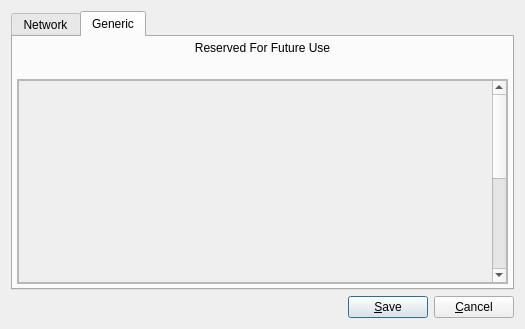
The window that branches/abhijit/Ui/config.ui (KarenMarkosyan/qttwitter) describes before a commit, drawn with Qt 5.
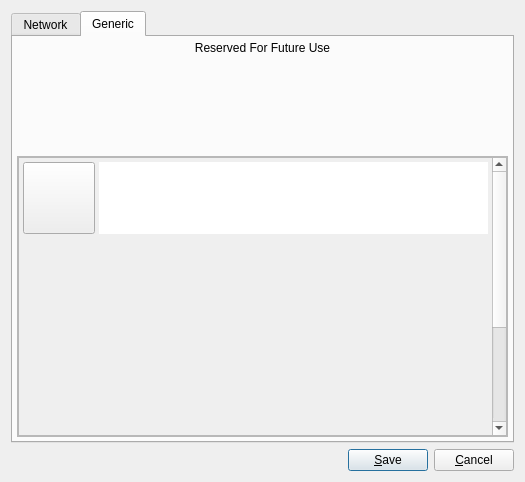
The same window after the commit. Icons and pictures are not drawn. Custom widgets are drawn as their Qt base class.

What changed in the file:
```diff
--- a/branches/abhijit/Ui/config.ui
+++ b/branches/abhijit/Ui/config.ui
@@ -10,7 +10,7 @@
     <x>0</x>
     <y>0</y>
     <width>525</width>
-    <height>329</height>
+    <height>482</height>
    </rect>
   </property>
   <property name="windowTitle">
@@ -277,7 +277,7 @@
             <x>0</x>
             <y>0</y>
             <width>491</width>
-            <height>200</height>
+            <height>276</height>
            </rect>
           </property>
           <layout class="QVBoxLayout" name="verticalLayout_3">
@@ -301,10 +301,10 @@
                 <x>0</x>
                 <y>0</y>
                 <width>472</width>
-                <height>417</height>
+                <height>444</height>
                </rect>
               </property>
-              <layout class="QVBoxLayout" name="verticalLayout_4" stretch="3,3,3,3,3,3,3,3">
+              <layout class="QVBoxLayout" name="verticalLayout_4" stretch="0,3,3,3,3,3,3,3">
                <property name="spacing">
                 <number>3</number>
                </property>
@@ -314,21 +314,101 @@
                <item>
                 <widget class="QWidget" name="widget_2" native="true">
                  <property name="sizePolicy">
-                  <sizepolicy hsizetype="Minimum" vsizetype="Minimum">
-                   <horstretch>0</horstretch>
-                   <verstretch>0</verstretch>
+                  <sizepolicy hsizetype="Expanding" vsizetype="Expanding">
+                   <horstretch>1</horstretch>
+                   <verstretch>1</verstretch>
                   </sizepolicy>
                  </property>
                  <property name="minimumSize">
                   <size>
                    <width>325</width>
-                   <height>49</height>
+                   <height>76</height>
+                  </size>
+                 </property>
+                 <property name="maximumSize">
+                  <size>
+                   <width>1280</width>
+                   <height>1024</height>
+                  </size>
+                 </property>
+                 <property name="sizeIncrement">
+                  <size>
+                   <width>0</width>
+                   <height>0</height>
+                  </size>
+                 </property>
+                 <property name="baseSize">
+                  <size>
+                   <width>0</width>
+                   <height>0</height>
                   </size>
                  </property>
                  <property name="styleSheet">
                   <string>background-image: url(:/globalStyle/work_area.png);
 font: 10pt &quot;Lucida Grande&quot;;</string>
                  </property>
+                 <layout class="QHBoxLayout" name="horizontalLayout_2" stretch="0,0">
+                  <property name="spacing">
+                   <number>4</number>
+                  </property>
+                  <property name="sizeConstraint">
+                   <enum>QLayout::SetMinimumSize</enum>
+                  </property>
+                  <property name="margin">
+                   <number>2</number>
+                  </property>
+                  <item>
+                   <widget class="QPushButton" name="pushButton">
+                    <property name="sizePolicy">
+                     <sizepolicy hsizetype="Fixed" vsizetype="Fixed">
+                      <horstretch>0</horstretch>
+                      <verstretch>0</verstretch>
+                     </sizepolicy>
+                    </property>
+                    <property name="minimumSize">
+                     <size>
+                      <width>72</width>
+                      <height>72</height>
+                     </size>
+                    </property>
+                    <property name="maximumSize">
+                     <size>
+                      <width>72</width>
+                      <height>72</height>
+                     </size>
+                    </property>
+                    <property name="cursor">
+                     <cursorShape>PointingHandCursor</cursorShape>
+                    </property>
+                    <property name="autoFillBackground">
+                     <bool>false</bool>
+                    </property>
+                    <property name="styleSheet">
+                     <string>background-image: url(:/globalStyle/BG_LIGHT);</string>
+                    </property>
+                    <property name="text">
+                     <string/>
+                    </property>
+                    <property name="icon">
+                     <iconset resource="../images/images.qrc">
+                      <normaloff>:/globalStyle/work_area.png</normaloff>:/globalStyle/work_area.png</iconset>
+                    </property>
+                    <property name="autoDefault">
+                     <bool>false</bool>
+                    </property>
+                   </widget>
+                  </item>
+                  <item>
+                   <widget class="QTextBrowser" name="textBrowser">
+                    <property name="frameShape">
+                     <enum>QFrame::NoFrame</enum>
+                    </property>
+                    <property name="lineWidth">
+                     <number>0</number>
+                    </property>
+                   </widget>
+                  </item>
+                 </layout>
                 </widget>
                </item>
                <item>
```
